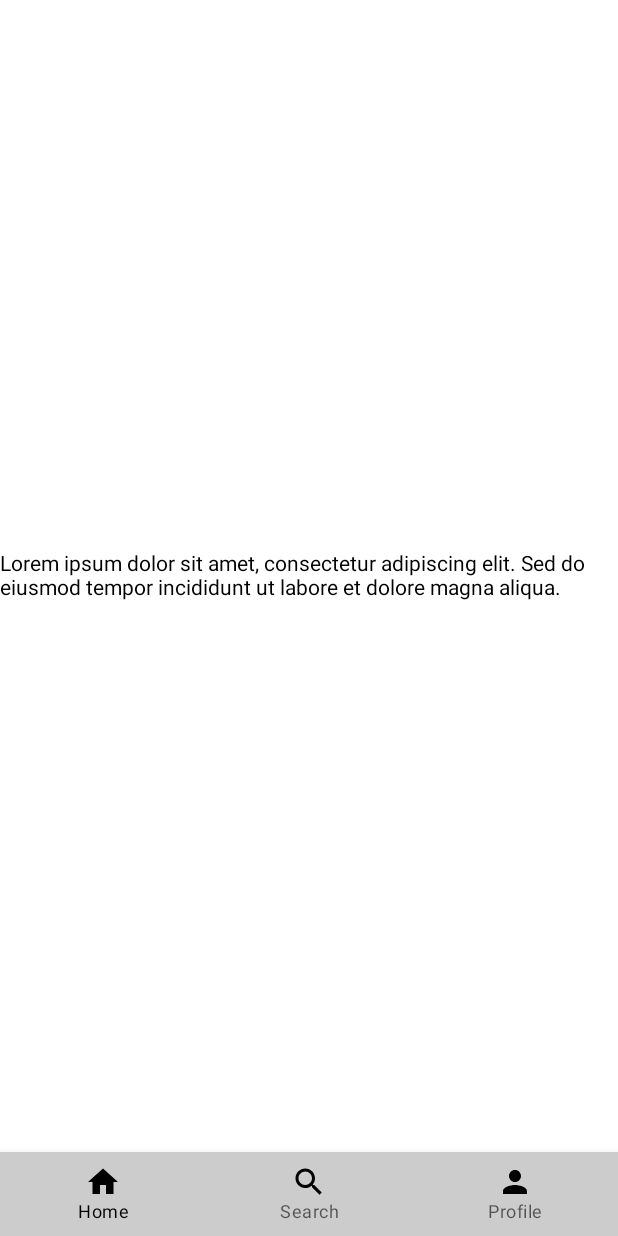
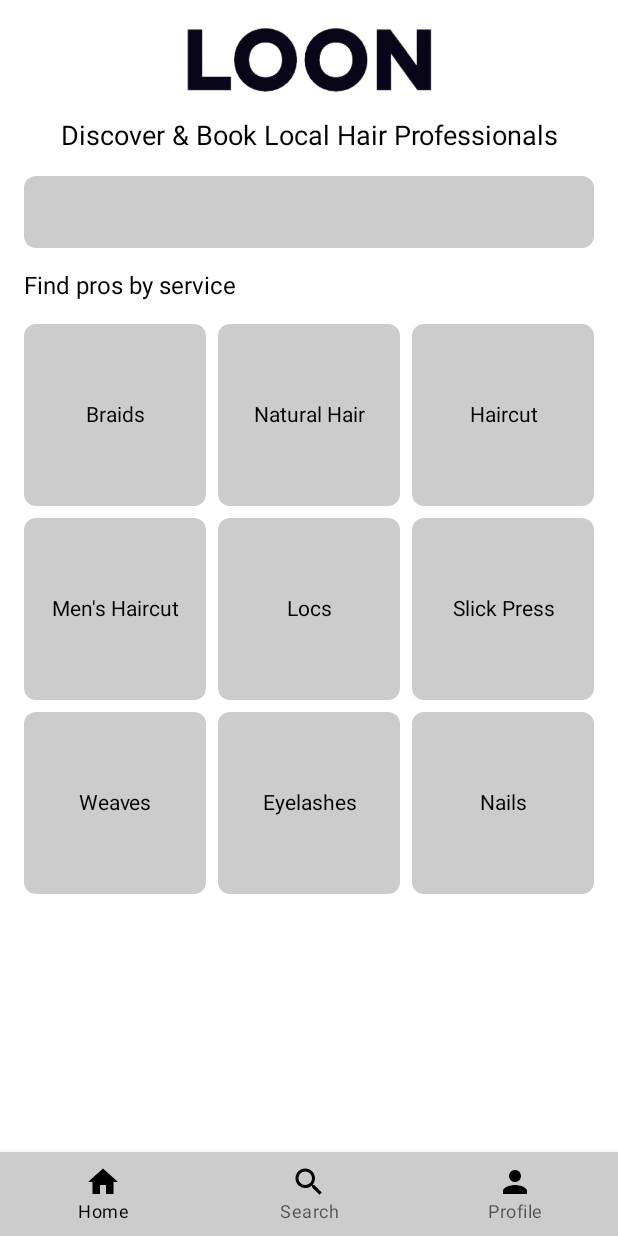
Before and after one commit to biharamalith/Loon, an Android app built with Jetpack Compose: the screen it shows after launch once a user with an empty profile is signed in (HomeScreen), on a phone screen of 412 x 824 dp. Run offline under Robolectric (Android 15) with nearby library versions, the phone set to English and light mode, and no system bars; our stand-ins replace Firebase (no records; nobody signed in at launch, a user with empty details on screens opened directly).

Commit message:
UI Updates

```diff
--- a/app/src/main/java/com/nibm/loon/ui/homeScreen/HomeFragment.kt
+++ b/app/src/main/java/com/nibm/loon/ui/homeScreen/HomeFragment.kt
@@ -1,16 +1,124 @@
 package com.nibm.loon.ui.homeScreen
 
-import androidx.compose.foundation.layout.Box
-import androidx.compose.foundation.layout.fillMaxSize
-//noinspection UsingMaterialAndMaterial3Libraries
+import androidx.compose.foundation.Image
+import androidx.compose.foundation.background
+import androidx.compose.foundation.clickable
+import androidx.compose.foundation.layout.*
+import androidx.compose.foundation.shape.RoundedCornerShape
+import androidx.compose.foundation.text.BasicTextField
 import androidx.compose.material.Text
 import androidx.compose.runtime.Composable
+import androidx.compose.runtime.remember
+import androidx.compose.runtime.mutableStateOf
+import androidx.compose.runtime.setValue
+import androidx.compose.runtime.getValue
 import androidx.compose.ui.Alignment
 import androidx.compose.ui.Modifier
+import androidx.compose.ui.graphics.Color
+import androidx.compose.ui.layout.ContentScale
+import androidx.compose.ui.res.painterResource
+import androidx.compose.ui.text.input.TextFieldValue
+import androidx.compose.ui.text.style.TextAlign
+import androidx.compose.ui.tooling.preview.Preview
+import androidx.compose.ui.unit.dp
+import androidx.compose.ui.unit.sp
+import com.nibm.loon.R
+
+@Preview(showBackground = true)
+@Composable
+fun PreviewHomeFragment() {
+    HomeFragment()
+}
 
 @Composable
 fun HomeFragment() {
-    Box(contentAlignment = Alignment.Center, modifier = Modifier.fillMaxSize()) {
-        Text("Lorem ipsum dolor sit amet, consectetur adipiscing elit. Sed do eiusmod tempor incididunt ut labore et dolore magna aliqua.")
+    Column(
+        modifier = Modifier
+            .fillMaxSize()
+            .padding(16.dp),
+        horizontalAlignment = Alignment.CenterHorizontally
+    ) {
+        // Logo
+        Image(
+            painter = painterResource(id = R.drawable.logo_text),
+            contentDescription = "Loon Logo",
+            modifier = Modifier
+                .height(64.dp)
+                .padding(bottom = 16.dp),
+            contentScale = ContentScale.Fit
+        )
+
+        // Header text
+        Text(
+            text = "Discover & Book Local Hair Professionals",
+            fontSize = 18.sp,
+            textAlign = TextAlign.Center,
+            modifier = Modifier.padding(bottom = 16.dp)
+        )
+
+        // Search bar
+        var searchQuery by remember { mutableStateOf(TextFieldValue("")) }
+        Box(
+            modifier = Modifier
+                .fillMaxWidth()
+                .padding(bottom = 16.dp)
+                .height(48.dp)
+                .background(Color.LightGray, RoundedCornerShape(8.dp))
+        ) {
+            BasicTextField(
+                value = searchQuery,
+                onValueChange = { searchQuery = it },
+                modifier = Modifier
+                    .fillMaxSize()
+                    .padding(horizontal = 16.dp, vertical = 12.dp),
+                singleLine = true,
+            )
+        }
+
+        // "Find pros by service" text
+        Text(
+            text = "Find pros by service",
+            fontSize = 16.sp,
+            textAlign = TextAlign.Start,
+            modifier = Modifier
+                .fillMaxWidth()
+                .padding(bottom = 16.dp)
+        )
+
+        // Service grid
+        val services = listOf(
+            "Braids", "Natural Hair", "Haircut", "Men's Haircut",
+            "Locs", "Slick Press", "Weaves", "Eyelashes", "Nails"
+        )
+        val columns = 3
+        val rows = (services.size + columns - 1) / columns
+
+        Column {
+            for (row in 0 until rows) {
+                Row(
+                    modifier = Modifier.fillMaxWidth(),
+                    horizontalArrangement = Arrangement.spacedBy(8.dp)
+                ) {
+                    for (col in 0 until columns) {
+                        val index = row * columns + col
+                        if (index < services.size) {
+                            Box(
+                                modifier = Modifier
+                                    .weight(1f)
+                                    .aspectRatio(1f)
+                                    .background(Color.LightGray, RoundedCornerShape(8.dp))
+                                    .clickable { },
+                                contentAlignment = Alignment.Center
+                            ) {
+                                Text(text = services[index], textAlign = TextAlign.Center)
+                            }
+                        } else {
+                            Spacer(modifier = Modifier.weight(1f))
+                        }
+                    }
+                }
+                Spacer(modifier = Modifier.height(8.dp))
+            }
+        }
     }
 }
```
